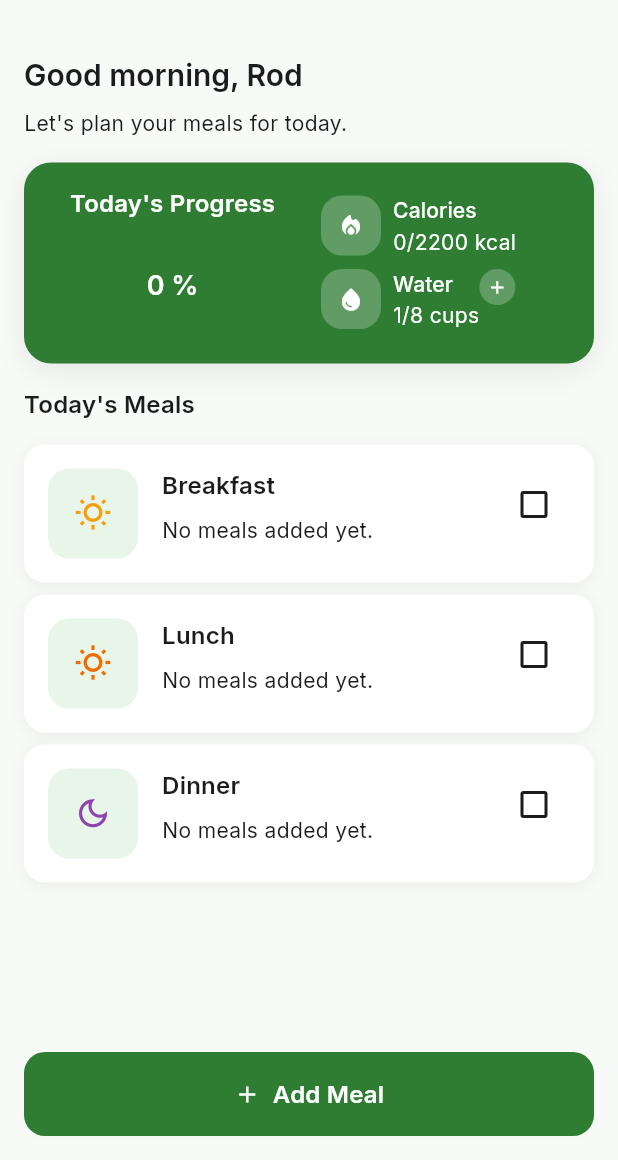
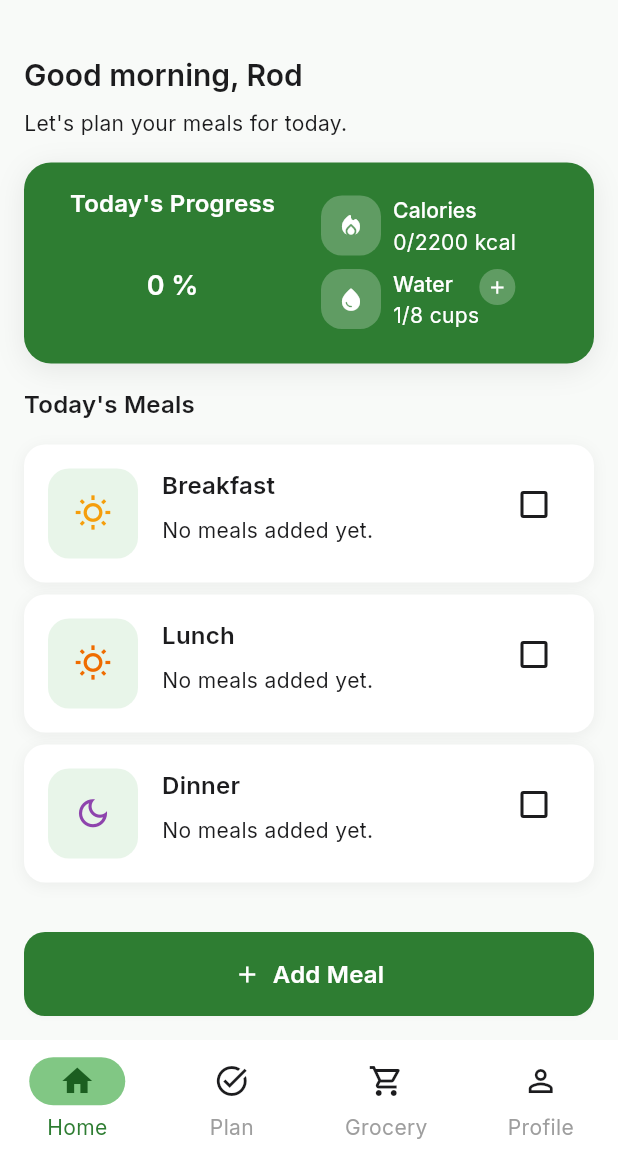
Before and after one commit to rodelgabriel45/meal_flow, a Flutter app: the screen it shows after launch, after a tap on the "add" icon, on a phone screen of 412 x 824 dp, the part 76-1236 px from its top. Run offline on Flutter 3.47's test engine with Material 3 defaults, Android fonts, the phone set to English and light mode, and no system bars; our stand-ins replace go_router, google_fonts, shared_preferences.

Commit message:
Added go_router navigation and bottom navigation bar

```diff
--- a/lib/app.dart
+++ b/lib/app.dart
@@ -1,16 +1,16 @@
 import 'package:flutter/material.dart';
+import 'package:mealflow/core/router/app_router.dart';
 import 'package:mealflow/core/theme/app_theme.dart';
-import 'package:mealflow/features/home/screens/home_screen.dart';
 
 class MealFlow extends StatelessWidget {
   const MealFlow({super.key});
 
   @override
   Widget build(BuildContext context) {
-    return MaterialApp(
+    return MaterialApp.router(
       debugShowCheckedModeBanner: false,
       theme: AppTheme.lightTheme,
-      home: HomeScreen(),
+      routerConfig: AppRouter.router,
     );
   }
 }
--- /dev/null
+++ b/lib/core/router/app_router.dart
@@ -0,0 +1,41 @@
+import 'package:go_router/go_router.dart';
+import 'package:mealflow/features/grocery/screens/grocery_screen.dart';
+import 'package:mealflow/features/home/models/meal.dart';
+import 'package:mealflow/features/home/screens/home_screen.dart';
+import 'package:mealflow/features/home/screens/meal_form_screen.dart';
+import 'package:mealflow/features/navigation/screens/navigation_screen.dart';
+import 'package:mealflow/features/plan/screens/plan_screen.dart';
+import 'package:mealflow/features/profile/screens/profile_screen.dart';
+
+class AppRouter {
+  static final router = GoRouter(
+    initialLocation: '/',
+    routes: [
+      ShellRoute(
+        builder: (context, state, child) {
+          return NavigationScreen(child: child);
+        },
+        routes: [
+          GoRoute(path: '/', builder: (context, state) => HomeScreen()),
+          GoRoute(path: '/plan', builder: (context, state) => PlanScreen()),
+          GoRoute(
+            path: '/grocery',
+            builder: (context, state) => GroceryScreen(),
+          ),
+          GoRoute(
+            path: '/profile',
+            builder: (context, state) => ProfileScreen(),
+          ),
+        ],
+      ),
+
+      GoRoute(
+        path: '/form',
+        builder: (context, state) {
+          Meal? meal;
+          return MealFormScreen(meal: meal);
+        },
+      ),
+    ],
+  );
+}
--- /dev/null
+++ b/lib/features/grocery/screens/grocery_screen.dart
@@ -0,0 +1,10 @@
+import 'package:flutter/material.dart';
+
+class GroceryScreen extends StatelessWidget {
+  const GroceryScreen({super.key});
+
+  @override
+  Widget build(BuildContext context) {
+    return Scaffold(appBar: AppBar(title: const Text('Grocery Screen')));
+  }
+}
--- /dev/null
+++ b/lib/features/navigation/screens/navigation_screen.dart
@@ -0,0 +1,16 @@
+import 'package:flutter/material.dart';
+import 'package:mealflow/features/navigation/widgets/app_bottom_navigation.dart';
+
+class NavigationScreen extends StatelessWidget {
+  final Widget child;
+  const NavigationScreen({super.key, required this.child});
+
+  @override
+  Widget build(BuildContext context) {
+    return Scaffold(
+      body: child,
+
+      bottomNavigationBar: const AppBottomNavigation(),
+    );
+  }
+}
--- /dev/null
+++ b/lib/features/navigation/widgets/app_bottom_navigation.dart
@@ -0,0 +1,79 @@
+import 'package:flutter/material.dart';
+import 'package:go_router/go_router.dart';
+import 'package:mealflow/core/theme/app_colors.dart';
+
+class AppBottomNavigation extends StatelessWidget {
+  const AppBottomNavigation({super.key});
+
+  @override
+  Widget build(BuildContext context) {
+    final location = GoRouterState.of(context).uri.path;
+
+    int currentIndex = switch (location) {
+      '/' => 0,
+      '/plan' => 1,
+      '/grocery' => 2,
+      '/profile' => 3,
+      _ => 0,
+    };
+
+    return NavigationBarTheme(
+      data: NavigationBarThemeData(
+        indicatorColor: AppColors.primaryLight,
+
+        labelTextStyle: WidgetStateTextStyle.resolveWith((states) {
+          return TextStyle(
+            color: states.contains(WidgetState.selected)
+                ? AppColors.primary
+                : Colors.grey,
+          );
+        }),
+      ),
+      child: NavigationBar(
+        selectedIndex: currentIndex,
+        destinations: const [
+          NavigationDestination(
+            icon: Icon(Icons.home_outlined),
+            label: 'Home',
+            selectedIcon: Icon(Icons.home),
+          ),
+
+          NavigationDestination(
+            icon: Icon(Icons.task_alt_outlined),
+            label: 'Plan',
+            selectedIcon: Icon(Icons.task_alt),
+          ),
+
+          NavigationDestination(
+            icon: Icon(Icons.local_grocery_store_outlined),
+            label: 'Grocery',
+            selectedIcon: Icon(Icons.local_grocery_store),
+          ),
+
+          NavigationDestination(
+            icon: Icon(Icons.person_outline),
+            label: 'Profile',
+            selectedIcon: Icon(Icons.person),
+          ),
+        ],
+
+        onDestinationSelected: (index) {
+          switch (index) {
+            case 0:
+              context.go('/');
+              break;
+            case 1:
+              context.go('/plan');
+              break;
+            case 2:
+              context.go('/grocery');
+              break;
+            case 3:
+              context.go('/profile');
+              break;
+          }
+        },
+      ),
+    );
+  }
+}
--- /dev/null
+++ b/lib/features/plan/screens/plan_screen.dart
@@ -0,0 +1,10 @@
+import 'package:flutter/material.dart';
+
+class PlanScreen extends StatelessWidget {
+  const PlanScreen({super.key});
+
+  @override
+  Widget build(BuildContext context) {
+    return Scaffold(appBar: AppBar(title: const Text('Plan Screen')));
+  }
+}
--- /dev/null
+++ b/lib/features/profile/screens/profile_screen.dart
@@ -0,0 +1,10 @@
+import 'package:flutter/material.dart';
+
+class ProfileScreen extends StatelessWidget {
+  const ProfileScreen({super.key});
+
+  @override
+  Widget build(BuildContext context) {
+    return Scaffold(appBar: AppBar(title: const Text('Profile Screen')));
+  }
+}
--- a/pubspec.yaml
+++ b/pubspec.yaml
@@ -38,6 +38,7 @@ dependencies:
   provider: ^6.1.5+1
   shared_preferences: ^2.5.5
   uuid: ^4.6.0
+  go_router: ^17.3.0
 
 dev_dependencies:
   flutter_test:
```
Also changed, not shown: pubspec.lock.
